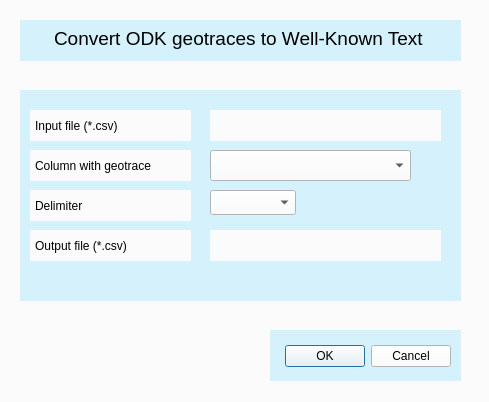
The window that odktrace2wkt_dialog_base.ui (ResilientDar/odktrace2wkt) describes before a commit, drawn with Qt 5.
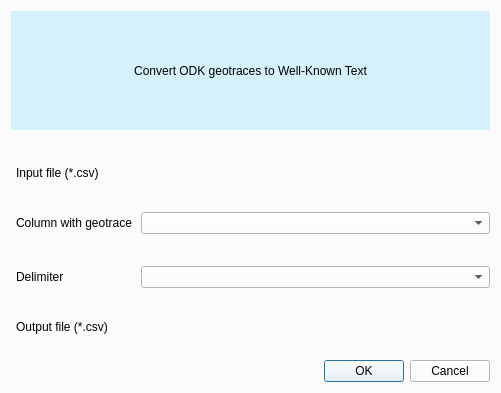
The same window after the commit. Custom widgets are drawn as their Qt base class.

Commit message: add responsiveness to the plugin dialog

The edit to the form file:
```diff
--- a/odktrace2wkt_dialog_base.ui
+++ b/odktrace2wkt_dialog_base.ui
@@ -6,8 +6,8 @@
    <rect>
     <x>0</x>
     <y>0</y>
-    <width>489</width>
-    <height>402</height>
+    <width>501</width>
+    <height>393</height>
    </rect>
   </property>
   <property name="windowTitle">
@@ -16,47 +16,50 @@
   <property name="styleSheet">
    <string notr="true">background-color: rgb(251, 251, 251);</string>
   </property>
-  <widget class="QDialogButtonBox" name="button_box">
-   <property name="geometry">
-    <rect>
-     <x>280</x>
-     <y>340</y>
-     <width>171</width>
-     <height>32</height>
-    </rect>
-   </property>
+  <layout class="QVBoxLayout" name="verticalLayout_2">
+   <item>
+    <layout class="QVBoxLayout" name="verticalLayout_5">
+     <property name="spacing">
+      <number>11</number>
+     </property>
+     <item>
+      <widget class="QLabel" name="label">
    <property name="styleSheet">
-    <string notr="true">font: 25 11pt &quot;Ubuntu&quot;;</string>
-   </property>
+        <string notr="true">background-color: rgba(52, 200, 255, 50);
+font: 25 15pt &quot;Ubuntu&quot;;</string>
+       </property>
+       <property name="text">
+        <string>Convert ODK geotraces to Well-Known Text</string>
+       </property>
+       <property name="alignment">
+        <set>Qt::AlignCenter</set>
+       </property>
+      </widget>
+     </item>
+    </layout>
+   </item>
+   <item>
+    <spacer name="horizontalSpacer_5">
    <property name="orientation">
     <enum>Qt::Horizontal</enum>
    </property>
-   <property name="standardButtons">
-    <set>QDialogButtonBox::Cancel|QDialogButtonBox::Ok</set>
-   </property>
-  </widget>
-  <widget class="QgsFileWidget" name="inputQgsFileWidget">
-   <property name="geometry">
-    <rect>
-     <x>210</x>
-     <y>110</y>
-     <width>231</width>
-     <height>31</height>
-    </rect>
-   </property>
-   <property name="styleSheet">
-    <string notr="true">font: 25 11pt &quot;Ubuntu&quot;;</string>
-   </property>
-  </widget>
+     <property name="sizeHint" stdset="0">
+      <size>
+       <width>40</width>
+       <height>20</height>
+      </size>
+     </property>
+    </spacer>
+   </item>
+   <item>
+    <layout class="QVBoxLayout" name="verticalLayout_3">
+     <item>
+      <layout class="QFormLayout" name="formLayout">
+       <property name="topMargin">
+        <number>10</number>
+       </property>
+       <item row="0" column="0">
   <widget class="QLabel" name="input_file_label">
-   <property name="geometry">
-    <rect>
-     <x>30</x>
-     <y>110</y>
-     <width>161</width>
-     <height>31</height>
-    </rect>
-   </property>
    <property name="styleSheet">
     <string notr="true">font: 25 11pt &quot;Ubuntu&quot;;
 padding-left: 2px;</string>
@@ -65,15 +68,29 @@
     <string>Input file (*.csv)</string>
    </property>
   </widget>
+       </item>
+       <item row="0" column="1">
+        <widget class="QgsFileWidget" name="inputQgsFileWidget">
+         <property name="styleSheet">
+          <string notr="true">font: 25 11pt &quot;Ubuntu&quot;;</string>
+         </property>
+        </widget>
+       </item>
+       <item row="1" column="0">
+        <spacer name="horizontalSpacer_2">
+         <property name="orientation">
+          <enum>Qt::Horizontal</enum>
+         </property>
+         <property name="sizeHint" stdset="0">
+          <size>
+           <width>40</width>
+           <height>20</height>
+          </size>
+         </property>
+        </spacer>
+       </item>
+       <item row="2" column="0">
   <widget class="QLabel" name="column_label">
-   <property name="geometry">
-    <rect>
-     <x>30</x>
-     <y>150</y>
-     <width>161</width>
-     <height>31</height>
-    </rect>
-   </property>
    <property name="styleSheet">
     <string notr="true">font: 25 11pt &quot;Ubuntu&quot;;
 padding-left: 2px;</string>
@@ -82,15 +99,31 @@
     <string>Column with geotrace</string>
    </property>
   </widget>
+       </item>
+       <item row="2" column="1">
+        <widget class="QComboBox" name="column_combo_box">
+         <property name="styleSheet">
+          <string notr="true">selection-color: black;
+selection-background-color:  rgba(52, 200, 255, 100);
+font: 25 11pt &quot;Ubuntu&quot;;</string>
+         </property>
+        </widget>
+       </item>
+       <item row="3" column="0">
+        <spacer name="horizontalSpacer_3">
+         <property name="orientation">
+          <enum>Qt::Horizontal</enum>
+         </property>
+         <property name="sizeHint" stdset="0">
+          <size>
+           <width>40</width>
+           <height>20</height>
+          </size>
+         </property>
+        </spacer>
+       </item>
+       <item row="4" column="0">
   <widget class="QLabel" name="delimiter_label">
-   <property name="geometry">
-    <rect>
-     <x>30</x>
-     <y>190</y>
-     <width>161</width>
-     <height>31</height>
-    </rect>
-   </property>
    <property name="styleSheet">
     <string notr="true">font: 25 11pt &quot;Ubuntu&quot;;
 padding-left: 2px;</string>
@@ -99,43 +132,31 @@
     <string>Delimiter</string>
    </property>
   </widget>
+       </item>
+       <item row="4" column="1">
   <widget class="QComboBox" name="delimiter_combo_box">
-   <property name="geometry">
-    <rect>
-     <x>210</x>
-     <y>190</y>
-     <width>86</width>
-     <height>25</height>
-    </rect>
-   </property>
    <property name="styleSheet">
     <string notr="true">selection-color: black;
 selection-background-color:  rgba(52, 200, 255, 100);
 font: 25 11pt &quot;Ubuntu&quot;;</string>
    </property>
   </widget>
-  <widget class="QgsFileWidget" name="outputQgsFileWidget">
-   <property name="geometry">
-    <rect>
-     <x>210</x>
-     <y>230</y>
-     <width>231</width>
-     <height>31</height>
-    </rect>
-   </property>
-   <property name="styleSheet">
-    <string notr="true">font: 25 11pt &quot;Ubuntu&quot;;</string>
-   </property>
-  </widget>
+       </item>
+       <item row="6" column="0">
+        <spacer name="horizontalSpacer_4">
+         <property name="orientation">
+          <enum>Qt::Horizontal</enum>
+         </property>
+         <property name="sizeHint" stdset="0">
+          <size>
+           <width>40</width>
+           <height>20</height>
+          </size>
+         </property>
+        </spacer>
+       </item>
+       <item row="7" column="0">
   <widget class="QLabel" name="output_file_label">
-   <property name="geometry">
-    <rect>
-     <x>30</x>
-     <y>230</y>
-     <width>161</width>
-     <height>31</height>
-    </rect>
-   </property>
    <property name="styleSheet">
     <string notr="true">font: 25 11pt &quot;Ubuntu&quot;;
 padding-left: 2px;</string>
@@ -144,109 +165,45 @@
     <string>Output file (*.csv)</string>
    </property>
   </widget>
-  <widget class="QTextBrowser" name="textBrowser">
-   <property name="geometry">
-    <rect>
-     <x>20</x>
-     <y>20</y>
-     <width>441</width>
-     <height>41</height>
-    </rect>
-   </property>
+       </item>
+       <item row="7" column="1">
+        <widget class="QgsFileWidget" name="outputQgsFileWidget">
    <property name="styleSheet">
-    <string notr="true">background-color: rgba(52, 200, 255, 50);
-font: 25 12pt &quot;Ubuntu&quot;; border:none;text-shadow: 1px 1px #FFFFFF;
-padding: 3% 0 0 30%;
-width: 100%;</string>
-   </property>
-   <property name="lineWidth">
-    <number>0</number>
-   </property>
-   <property name="html">
-    <string>&lt;!DOCTYPE HTML PUBLIC &quot;-//W3C//DTD HTML 4.0//EN&quot; &quot;http://www.w3.org/TR/REC-html40/strict.dtd&quot;&gt;
-&lt;html&gt;&lt;head&gt;&lt;meta name=&quot;qrichtext&quot; content=&quot;1&quot; /&gt;&lt;style type=&quot;text/css&quot;&gt;
-p, li { white-space: pre-wrap; }
-&lt;/style&gt;&lt;/head&gt;&lt;body style=&quot; font-family:'Ubuntu'; font-size:12pt; font-weight:24; font-style:normal;&quot;&gt;
-&lt;p style=&quot; margin-top:0px; margin-bottom:0px; margin-left:0px; margin-right:0px; -qt-block-indent:0; text-indent:0px;&quot;&gt;&lt;span style=&quot; font-size:14pt;&quot;&gt;Convert ODK geotraces to Well-Known Text&lt;/span&gt;&lt;/p&gt;&lt;/body&gt;&lt;/html&gt;</string>
-   </property>
-  </widget>
-  <widget class="QTextBrowser" name="textBrowser_2">
-   <property name="geometry">
-    <rect>
-     <x>20</x>
-     <y>90</y>
-     <width>441</width>
-     <height>211</height>
-    </rect>
-   </property>
-   <property name="styleSheet">
-    <string notr="true">background-color: rgba(52, 200, 255, 50);
-font: 25 12pt &quot;Ubuntu&quot;; border:none;text-shadow: 1px 1px #FFFFFF;
-padding: 3px 3px 0px 8px;</string>
-   </property>
-   <property name="lineWidth">
-    <number>0</number>
-   </property>
-   <property name="html">
-    <string>&lt;!DOCTYPE HTML PUBLIC &quot;-//W3C//DTD HTML 4.0//EN&quot; &quot;http://www.w3.org/TR/REC-html40/strict.dtd&quot;&gt;
-&lt;html&gt;&lt;head&gt;&lt;meta name=&quot;qrichtext&quot; content=&quot;1&quot; /&gt;&lt;style type=&quot;text/css&quot;&gt;
-p, li { white-space: pre-wrap; }
-&lt;/style&gt;&lt;/head&gt;&lt;body style=&quot; font-family:'Ubuntu'; font-size:12pt; font-weight:24; font-style:normal;&quot;&gt;
-&lt;p style=&quot;-qt-paragraph-type:empty; margin-top:0px; margin-bottom:0px; margin-left:0px; margin-right:0px; -qt-block-indent:0; text-indent:0px;&quot;&gt;&lt;br /&gt;&lt;/p&gt;&lt;/body&gt;&lt;/html&gt;</string>
-   </property>
-  </widget>
-  <widget class="QTextBrowser" name="textBrowser_3">
-   <property name="geometry">
-    <rect>
-     <x>270</x>
-     <y>330</y>
-     <width>191</width>
-     <height>51</height>
-    </rect>
-   </property>
+          <string notr="true">font: 25 11pt &quot;Ubuntu&quot;;</string>
+         </property>
+        </widget>
+       </item>
+      </layout>
+     </item>
+    </layout>
+   </item>
+   <item>
+    <spacer name="horizontalSpacer">
+     <property name="orientation">
+      <enum>Qt::Horizontal</enum>
+     </property>
+     <property name="sizeHint" stdset="0">
+      <size>
+       <width>40</width>
+       <height>20</height>
+      </size>
+     </property>
+    </spacer>
+   </item>
+   <item>
+    <widget class="QDialogButtonBox" name="button_box">
    <property name="styleSheet">
-    <string notr="true">background-color: rgba(52, 200, 255, 50);
-font: 25 12pt &quot;Ubuntu&quot;; border:none;text-shadow: 1px 1px #FFFFFF;
-padding: 3px 3px 0px 8px;</string>
-   </property>
-   <property name="lineWidth">
-    <number>0</number>
-   </property>
-   <property name="html">
-    <string>&lt;!DOCTYPE HTML PUBLIC &quot;-//W3C//DTD HTML 4.0//EN&quot; &quot;http://www.w3.org/TR/REC-html40/strict.dtd&quot;&gt;
-&lt;html&gt;&lt;head&gt;&lt;meta name=&quot;qrichtext&quot; content=&quot;1&quot; /&gt;&lt;style type=&quot;text/css&quot;&gt;
-p, li { white-space: pre-wrap; }
-&lt;/style&gt;&lt;/head&gt;&lt;body style=&quot; font-family:'Ubuntu'; font-size:12pt; font-weight:24; font-style:normal;&quot;&gt;
-&lt;p style=&quot;-qt-paragraph-type:empty; margin-top:0px; margin-bottom:0px; margin-left:0px; margin-right:0px; -qt-block-indent:0; text-indent:0px;&quot;&gt;&lt;br /&gt;&lt;/p&gt;&lt;/body&gt;&lt;/html&gt;</string>
-   </property>
-  </widget>
-  <widget class="QComboBox" name="column_combo_box">
-   <property name="geometry">
-    <rect>
-     <x>210</x>
-     <y>150</y>
-     <width>201</width>
-     <height>31</height>
-    </rect>
-   </property>
-   <property name="styleSheet">
-    <string notr="true">selection-color: black;
-selection-background-color:  rgba(52, 200, 255, 100);
-font: 25 11pt &quot;Ubuntu&quot;;</string>
-   </property>
-  </widget>
-  <zorder>textBrowser_3</zorder>
-  <zorder>textBrowser_2</zorder>
-  <zorder>button_box</zorder>
-  <zorder>inputQgsFileWidget</zorder>
-  <zorder>input_file_label</zorder>
-  <zorder>column_label</zorder>
-  <zorder>delimiter_label</zorder>
-  <zorder>delimiter_combo_box</zorder>
-  <zorder>outputQgsFileWidget</zorder>
-  <zorder>output_file_label</zorder>
-  <zorder>textBrowser</zorder>
-  <zorder>column_combo_box</zorder>
+      <string notr="true">font: 25 11pt &quot;Ubuntu&quot;;</string>
+     </property>
+     <property name="orientation">
+      <enum>Qt::Horizontal</enum>
+     </property>
+     <property name="standardButtons">
+      <set>QDialogButtonBox::Cancel|QDialogButtonBox::Ok</set>
+     </property>
+    </widget>
+   </item>
+  </layout>
  </widget>
  <customwidgets>
   <customwidget>
```
Lines whose indentation alone changed are shown as unchanged.
